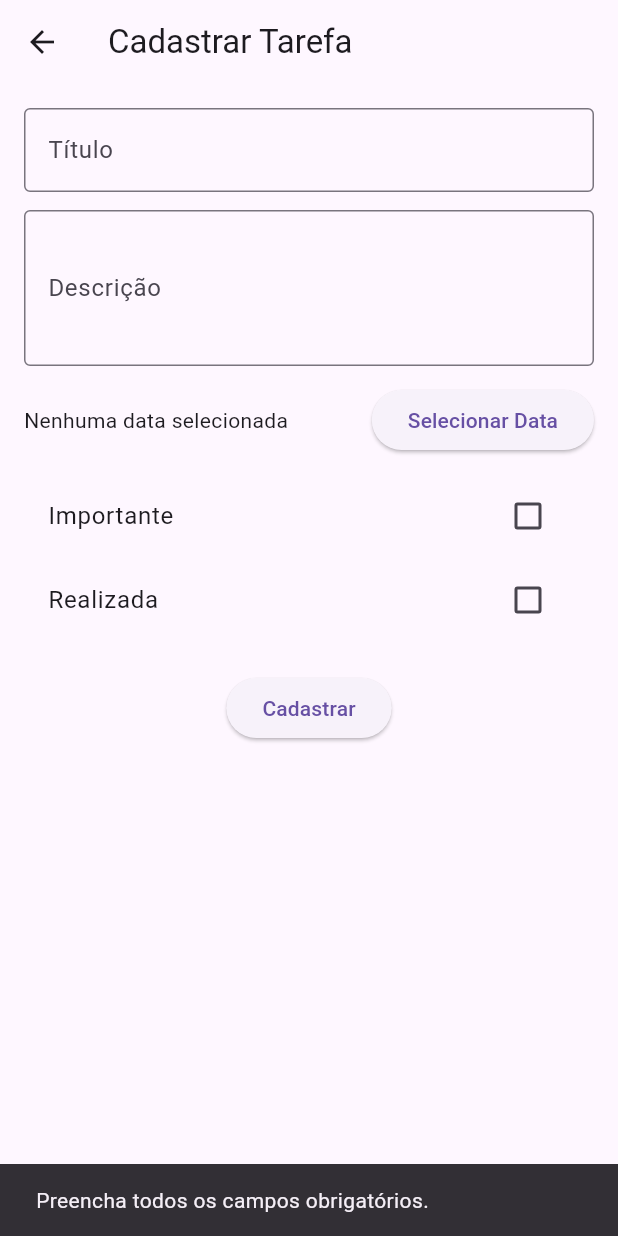
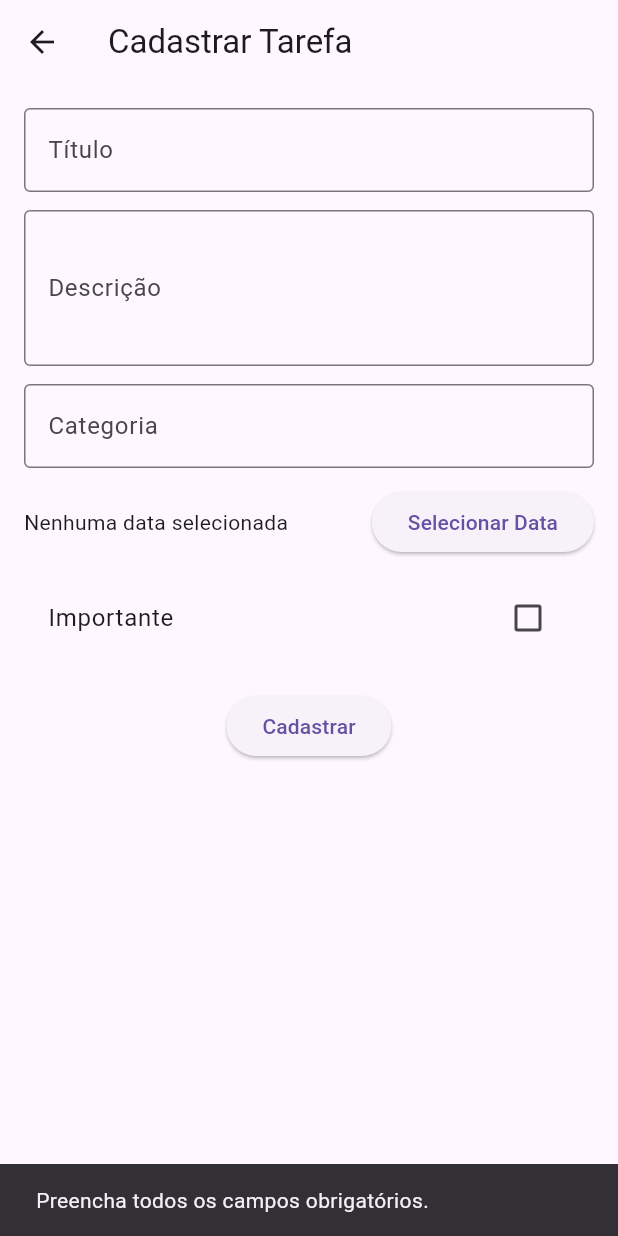
Before and after one commit to kazutopbn-boop/app_tarefas_flutter, a Flutter app: the TelaCadastro screen opened by its route, after a tap on "Cadastrar", on a phone screen of 412 x 824 dp. Run offline on Flutter 3.47's test engine with Material 3 defaults, Android fonts, the phone set to English and light mode, and no system bars; our stand-ins replace sqflite; accounts and stored records are empty.

Commit message:
Implementa o campo categoria e cria os componentes BotaoPadrao e TarefaCard

```diff
--- a/lib/models/tarefa.dart
+++ b/lib/models/tarefa.dart
@@ -5,6 +5,7 @@ class Tarefa {
   final String dataPrevista;
   final bool importante;
   final bool realizada;
+  final String categoria;
 
   Tarefa({
     this.id,
@@ -13,6 +14,7 @@ class Tarefa {
     required this.dataPrevista,
     required this.importante,
     required this.realizada,
+    required this.categoria,
   });
 
   Map<String, dynamic> toMap() {
@@ -23,6 +25,7 @@ class Tarefa {
       'dataPrevista': dataPrevista,
       'importante': importante ? 1 : 0,
       'realizada': realizada ? 1 : 0,
+      'categoria': categoria,
     };
   }
 
@@ -34,6 +37,24 @@ class Tarefa {
       dataPrevista: map['dataPrevista'],
       importante: map['importante'] == 1,
       realizada: map['realizada'] == 1,
+      categoria: map['categoria'],
     );
   }
+
+  DateTime get data {
+    return DateTime.parse(dataPrevista);
+  }
+
+  String get dataFormatada {
+    final d = data;
+    return '${d.day.toString().padLeft(2, '0')}/${d.month.toString().padLeft(2, '0')}/${d.year}';
+  }
+
+  bool get atrasada {
+    final hoje = DateTime.now();
+    final hojeSemHora = DateTime(hoje.year, hoje.month, hoje.day);
+    final dataSemHora = DateTime(data.year, data.month, data.day);
+
+    return !realizada && dataSemHora.isBefore(hojeSemHora);
+  }
 }
--- a/lib/telas/tela_cadastro.dart
+++ b/lib/telas/tela_cadastro.dart
@@ -14,10 +14,10 @@ class TelaCadastro extends StatefulWidget {
 class _TelaCadastroState extends State<TelaCadastro> {
   final _tituloController = TextEditingController();
   final _descricaoController = TextEditingController();
+  final _categoriaController = TextEditingController();
 
-  String _dataPrevista = '';
+  DateTime? _dataPrevista;
   bool _importante = false;
-  bool _realizada = false;
 
   Tarefa? _tarefaEditando;
   bool _dadosCarregados = false;
@@ -33,27 +33,30 @@ class _TelaCadastroState extends State<TelaCadastro> {
         _tarefaEditando = tarefa;
         _tituloController.text = tarefa.titulo;
         _descricaoController.text = tarefa.descricao;
-        _dataPrevista = tarefa.dataPrevista;
+        _categoriaController.text = tarefa.categoria;
+        _dataPrevista = DateTime.parse(tarefa.dataPrevista);
         _importante = tarefa.importante;
-        _realizada = tarefa.realizada;
       }
 
       _dadosCarregados = true;
     }
   }
 
+  String _formatarData(DateTime data) {
+    return '${data.day.toString().padLeft(2, '0')}/${data.month.toString().padLeft(2, '0')}/${data.year}';
+  }
+
   Future<void> _selecionarData() async {
     final data = await showDatePicker(
       context: context,
-      initialDate: DateTime.now(),
+      initialDate: _dataPrevista ?? DateTime.now(),
       firstDate: DateTime(2020),
       lastDate: DateTime(2035),
     );
 
     if (data != null) {
       setState(() {
-        _dataPrevista =
-            '${data.day.toString().padLeft(2, '0')}/${data.month.toString().padLeft(2, '0')}/${data.year}';
+        _dataPrevista = data;
       });
     }
   }
@@ -61,9 +64,12 @@ class _TelaCadastroState extends State<TelaCadastro> {
   Future<void> _salvar() async {
     if (_tituloController.text.trim().isEmpty ||
         _descricaoController.text.trim().isEmpty ||
-        _dataPrevista.isEmpty) {
+        _categoriaController.text.trim().isEmpty ||
+        _dataPrevista == null) {
       ScaffoldMessenger.of(context).showSnackBar(
-        const SnackBar(content: Text('Preencha todos os campos obrigatórios.')),
+        const SnackBar(
+          content: Text('Preencha todos os campos obrigatórios.'),
+        ),
       );
       return;
     }
@@ -72,9 +78,10 @@ class _TelaCadastroState extends State<TelaCadastro> {
       id: _tarefaEditando?.id,
       titulo: _tituloController.text.trim(),
       descricao: _descricaoController.text.trim(),
-      dataPrevista: _dataPrevista,
+      dataPrevista: _dataPrevista!.toIso8601String(),
       importante: _importante,
-      realizada: _realizada,
+      realizada: _tarefaEditando?.realizada ?? false,
+      categoria: _categoriaController.text.trim(),
     );
 
     final provider = Provider.of<TarefaProvider>(context, listen: false);
@@ -117,13 +124,21 @@ class _TelaCadastroState extends State<TelaCadastro> {
               ),
             ),
             const SizedBox(height: 12),
+            TextField(
+              controller: _categoriaController,
+              decoration: const InputDecoration(
+                labelText: 'Categoria',
+                border: OutlineInputBorder(),
+              ),
+            ),
+            const SizedBox(height: 12),
             Row(
               children: [
                 Expanded(
                   child: Text(
-                    _dataPrevista.isEmpty
+                    _dataPrevista == null
                         ? 'Nenhuma data selecionada'
-                        : 'Data prevista: $_dataPrevista',
+                        : 'Data prevista: ${_formatarData(_dataPrevista!)}',
                   ),
                 ),
                 ElevatedButton(
@@ -142,15 +157,6 @@ class _TelaCadastroState extends State<TelaCadastro> {
                 });
               },
             ),
-            CheckboxListTile(
-              title: const Text('Realizada'),
-              value: _realizada,
-              onChanged: (valor) {
-                setState(() {
-                  _realizada = valor ?? false;
-                });
-              },
-            ),
             const SizedBox(height: 20),
             ElevatedButton(
               onPressed: _salvar,
```
Also changed, not shown: lib/componentes/botao_padrao.dart (added), lib/componentes/tarefa_card.dart (added).
